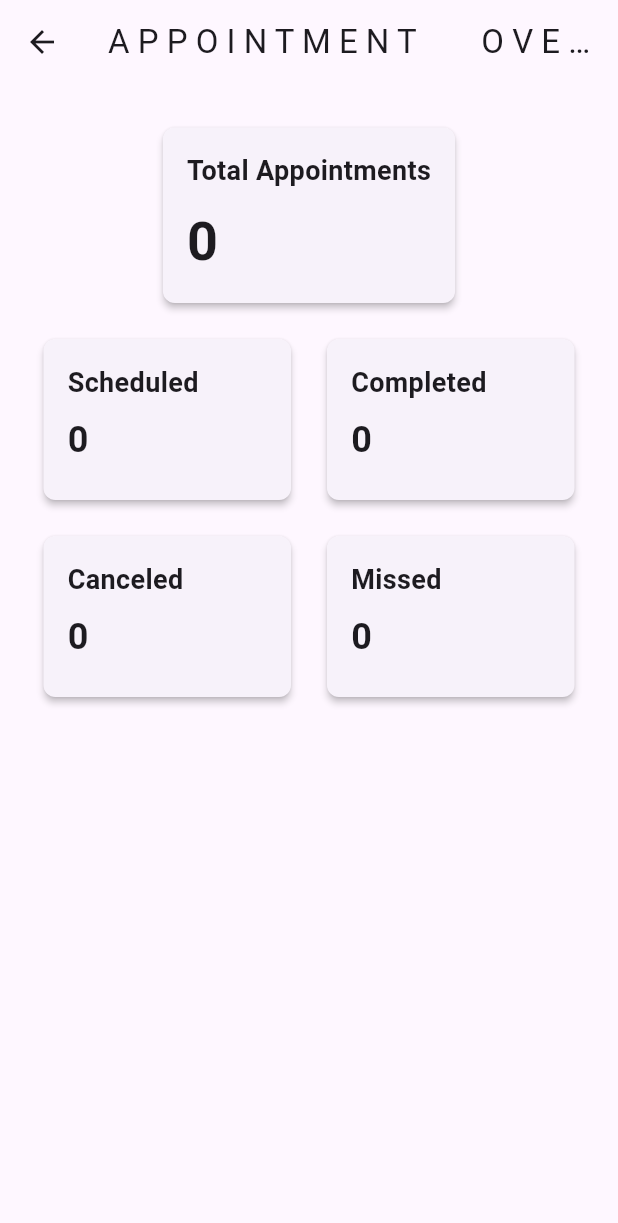
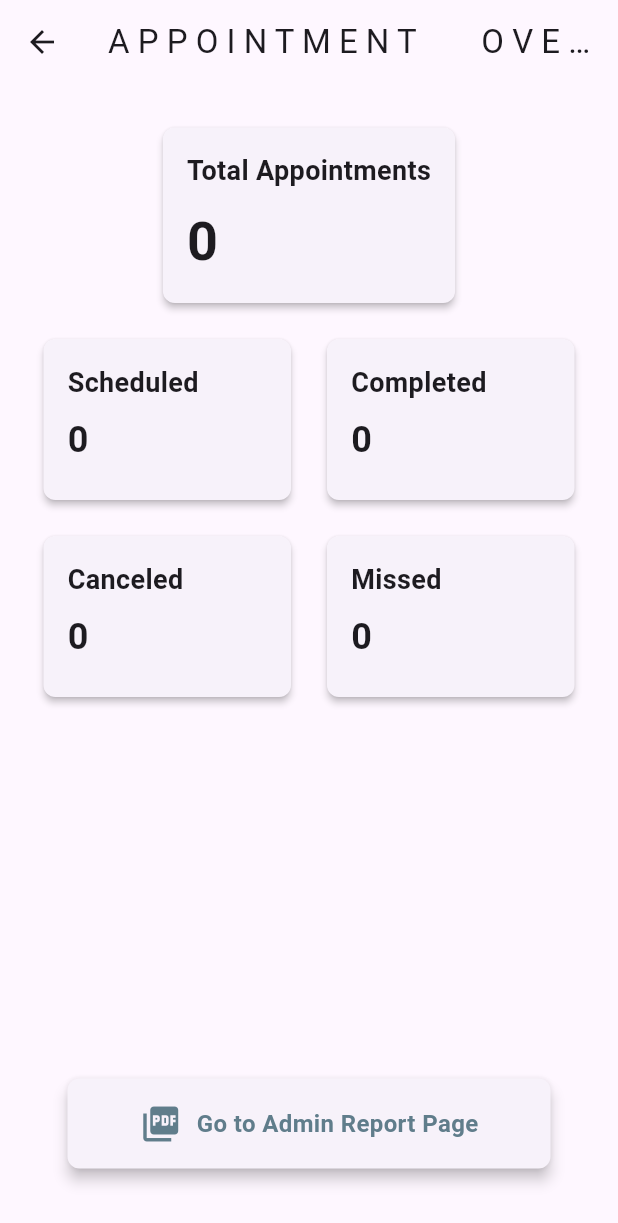
Before and after one commit to nabilahsaleh/admin_mysiswa2, a Flutter app: the OverviewWebpage screen opened directly, on a phone screen of 412 x 824 dp. Shown: the top 1223 px of the screen. Run offline on Flutter 3.47's test engine with Material 3 defaults, Android fonts, the light colour scheme and no system bars; our stand-ins replace cloud_firestore, firebase_auth, firebase_core, firebase_messaging, fl_chart, google_sign_in and 2 more; missing offline and left inert: dart:html; accounts and stored records are empty.

Commit message:
Report UI

```diff
--- a/lib/main.dart
+++ b/lib/main.dart
@@ -1,5 +1,4 @@
 import 'package:admin_mysiswa2/webpages/login_webpage.dart';
-import 'package:admin_mysiswa2/webpages/report_generator.dart';
 import 'package:firebase_core/firebase_core.dart';
 import 'package:flutter/material.dart';
 import 'package:cloud_firestore/cloud_firestore.dart';
@@ -128,7 +127,7 @@ class MyApp extends StatelessWidget {
       theme: ThemeData(
         primarySwatch: Colors.blue,
       ),
-      home: const AdminReportPage(),
+      home: LoginWebPage(),
       debugShowCheckedModeBanner: false,
     );
   }
--- a/lib/webpages/appointment_webpage.dart
+++ b/lib/webpages/appointment_webpage.dart
@@ -98,9 +98,11 @@ class _AppointmentWebpageState extends State<AppointmentWebpage> {
   }
 
   Future<void> _sendWhatsAppMessage(String phoneNumber) async {
-    final formattedPhone = '6$phoneNumber';
+    final formattedPhone = '6$phoneNumber'; // Ensure this is correct
     final message = Uri.encodeComponent(
-        "Hello, your appointment has been canceled due to unforeseen circumstances. We apologize for any inconvenience this may cause. Please schedule a new appointment.");
+        "Hello, your appointment has been canceled due to unforeseen circumstances. "
+        "We apologize for any inconvenience this may cause. "
+        "Please schedule a new appointment.");
     final whatsappUrl = 'https://wa.me/$formattedPhone?text=$message';
 
     if (kIsWeb) {
--- a/lib/webpages/overview_webpage.dart
+++ b/lib/webpages/overview_webpage.dart
@@ -1,3 +1,4 @@
+import 'package:admin_mysiswa2/webpages/report_generator.dart';
 import 'package:flutter/material.dart';
 import 'package:fl_chart/fl_chart.dart';
 import 'package:cloud_firestore/cloud_firestore.dart';
@@ -365,6 +366,43 @@ class _OverviewWebpageState extends State<OverviewWebpage> {
                                       ),
                                     ),
                                   ),
+                                  Card(
+                                    elevation: 2,
+                                    shape: RoundedRectangleBorder(
+                                      borderRadius: BorderRadius.circular(8),
+                                    ),
+                                    child: InkWell(
+                                        onTap: () {
+                                          Navigator.push(
+                                            context,
+                                            MaterialPageRoute(
+                                                builder: (context) =>
+                                                    const AdminReportPage()),
+                                          );
+                                        },
+                                        child: const Padding(
+                                          padding: EdgeInsets.all(16.0),
+                                          child: Row(
+                                            mainAxisAlignment:
+                                                MainAxisAlignment.center,
+                                            children: [
+                                              Icon(Icons.picture_as_pdf,
+                                                  size: 28,
+                                                  color: Colors.black),
+                                              SizedBox(width: 10),
+                                              Text(
+                                                'Details Report',
+                                                style: TextStyle(
+                                                  fontSize: 16,
+                                                  color: Colors.black,
+                                                  fontWeight: FontWeight.bold,
+                                                ),
+                                              ),
+                                            ],
+                                          ),
+                                        ),
+                                      ),
+                                  ),
                                 ],
                               ),
                             ),
@@ -544,6 +582,45 @@ class _OverviewWebpageState extends State<OverviewWebpage> {
                           ],
                         ),
                       ),
+                      // Button below the card views
+                      Padding(
+                        padding: const EdgeInsets.all(16.0),
+                        child: Card(
+                          elevation: 4,
+                          shape: RoundedRectangleBorder(
+                            borderRadius: BorderRadius.circular(8),
+                          ),
+                          child: InkWell(
+                            onTap: () {
+                              Navigator.push(
+                                context,
+                                MaterialPageRoute(
+                                    builder: (context) =>
+                                        const AdminReportPage()),
+                              );
+                            },
+                            child: const Padding(
+                              padding: EdgeInsets.all(16.0),
+                              child: Row(
+                                mainAxisAlignment: MainAxisAlignment.center,
+                                children: [
+                                  Icon(Icons.picture_as_pdf,
+                                      size: 28, color: Colors.blueGrey),
+                                  SizedBox(width: 10),
+                                  Text(
+                                    'Go to Admin Report Page',
+                                    style: TextStyle(
+                                      fontSize: 16,
+                                      color: Colors.blueGrey,
+                                      fontWeight: FontWeight.bold,
+                                    ),
+                                  ),
+                                ],
+                              ),
+                            ),
+                          ),
+                        ),
+                      ),
                     ],
                   );
                 }
```
Also changed, not shown: lib/webpages/report_generator.dart (+35 -36 lines), assets/fonts/Roboto-Bold.ttf (added), assets/fonts/Roboto-Regular.ttf (added), 1 other file.
